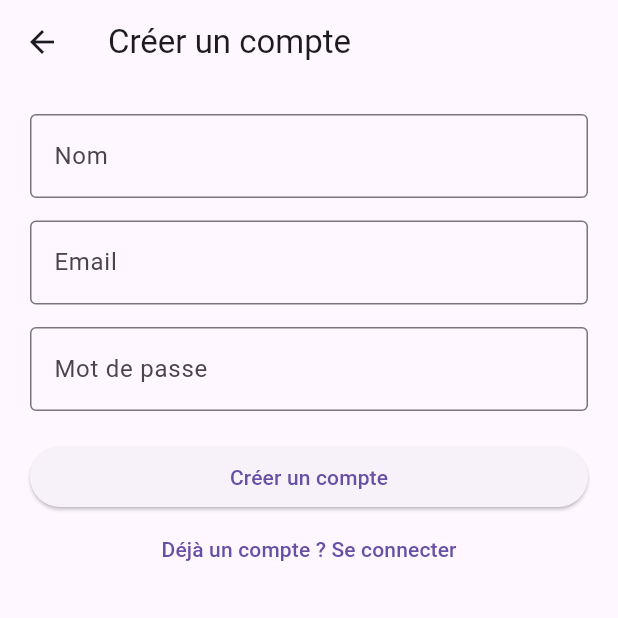
After one commit to rajakhardeni30-cpu/depenses-partagees, a Flutter app: the screen it shows after launch, after a tap on "Se connecter", after a tap on "Pas de compte ? Creer un compte", on a phone screen of 412 x 824 dp, the top half of it. The commit adds this screen. Run offline on Flutter 3.47's test engine with Material 3 defaults, Android fonts, the phone set to English and light mode, and no system bars; our stand-ins replace cloud_firestore, firebase_auth, firebase_core; accounts and stored records are empty; network calls fail.

Commit message:
register page

```diff
--- a/lib/login_page.dart
+++ b/lib/login_page.dart
@@ -1,6 +1,7 @@
 import 'package:flutter/material.dart';
 import 'package:firebase_auth/firebase_auth.dart';
 import 'register_page.dart';
+import 'main.dart';
 
 class LoginPage extends StatefulWidget {
   const LoginPage({super.key});
@@ -18,6 +19,11 @@ class _LoginPageState extends State<LoginPage> {
       await FirebaseAuth.instance.signInWithEmailAndPassword(
         email: emailController.text.trim(),
         password: passwordController.text.trim(),
+      );
+      if (!mounted) return;
+      Navigator.pushReplacement(
+        context,
+        MaterialPageRoute(builder: (context) => const HomePage()),
       );
     } on FirebaseAuthException catch (e) {
       setState(() {
--- a/lib/main.dart
+++ b/lib/main.dart
@@ -1,8 +1,9 @@
+import 'package:depenses_partagees/login_page.dart';
 import 'package:flutter/material.dart';
 import 'package:firebase_core/firebase_core.dart';
 import 'package:cloud_firestore/cloud_firestore.dart';
 import 'firebase_options.dart';
-
+import 'login_page.dart';
 void main() async {
   WidgetsFlutterBinding.ensureInitialized();
   await Firebase.initializeApp(
@@ -19,7 +20,7 @@ class MyApp extends StatelessWidget {
     return MaterialApp(
       debugShowCheckedModeBanner: false,
       title: 'Depenses partagees',
-      home: const HomePage(),
+      home: const LoginPage(),
     );
   }
 }
--- /dev/null
+++ b/lib/register_page.dart
@@ -0,0 +1,87 @@
+import 'package:flutter/material.dart';
+import 'package:firebase_auth/firebase_auth.dart';
+
+class RegisterPage extends StatefulWidget {
+  const RegisterPage({super.key});
+
+  @override
+  State<RegisterPage> createState() => _RegisterPageState();
+}
+
+class _RegisterPageState extends State<RegisterPage> {
+  final nomController = TextEditingController();
+  final emailController = TextEditingController();
+  final passwordController = TextEditingController();
+
+  Future<void> creerCompte() async {
+    try {
+      await FirebaseAuth.instance.createUserWithEmailAndPassword(
+        email: emailController.text.trim(),
+        password: passwordController.text.trim(),
+      );
+      if (!mounted) return;
+      ScaffoldMessenger.of(context).showSnackBar(
+        const SnackBar(content: Text('Compte créé !')),
+      );
+      Navigator.pop(context);
+    } catch (e) {
+      ScaffoldMessenger.of(context).showSnackBar(
+        SnackBar(content: Text('Erreur : $e')),
+      );
+    }
+  }
+
+  @override
+  Widget build(BuildContext context) {
+    return Scaffold(
+      appBar: AppBar(
+        title: const Text('Créer un compte'),
+      ),
+      body: Padding(
+        padding: const EdgeInsets.all(20),
+        child: Column(
+          children: [
+            TextField(
+              controller: nomController,
+              decoration: const InputDecoration(
+                labelText: 'Nom',
+                border: OutlineInputBorder(),
+              ),
+            ),
+            const SizedBox(height: 15),
+            TextField(
+              controller: emailController,
+              decoration: const InputDecoration(
+                labelText: 'Email',
+                border: OutlineInputBorder(),
+              ),
+            ),
+            const SizedBox(height: 15),
+            TextField(
+              controller: passwordController,
+              obscureText: true,
+              decoration: const InputDecoration(
+                labelText: 'Mot de passe',
+                border: OutlineInputBorder(),
+              ),
+            ),
+            const SizedBox(height: 20),
+            SizedBox(
+              width: double.infinity,
+              child: ElevatedButton(
+                onPressed: creerCompte,
+                child: const Text('Créer un compte'),
+              ),
+            ),
+            TextButton(
+              onPressed: () {
+                Navigator.pop(context);
+              },
+              child: const Text('Déjà un compte ? Se connecter'),
+            ),
+          ],
+        ),
+      ),
+    );
+  }
+}
```
